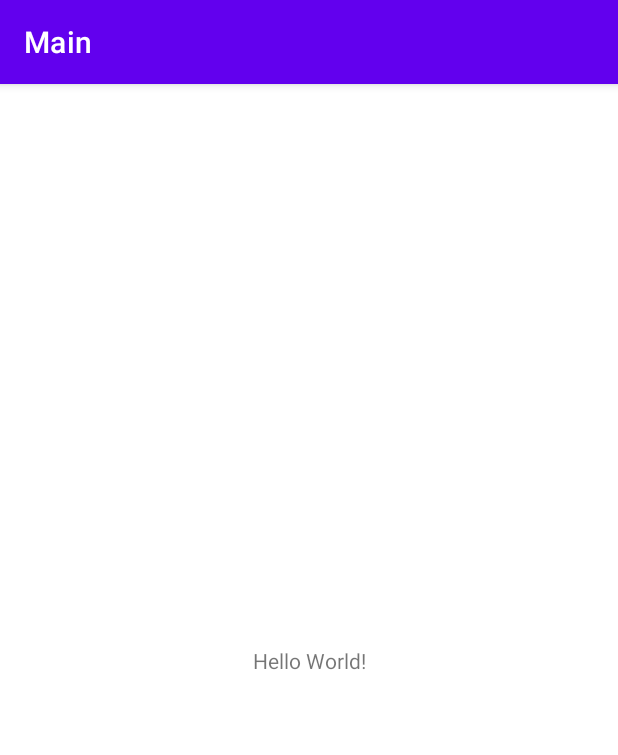
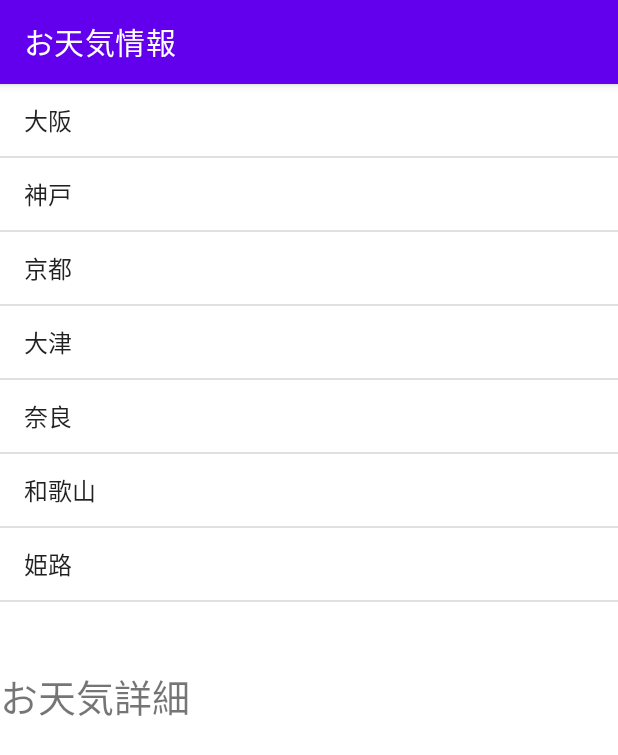
Before and after one commit to mutoxu-N/AndroidPractice, an Android app: the screen it shows after launch (MainActivity), on a phone screen of 412 x 824 dp. Shown: the top 755 px of the screen. Run offline under Robolectric (Android 15) with nearby library versions, the phone set to English and light mode, and no system bars.

Commit message:
lesson11-1

```diff
--- a/app/src/main/AndroidManifest.xml
+++ b/app/src/main/AndroidManifest.xml
@@ -3,6 +3,8 @@
     xmlns:tools="http://schemas.android.com/tools"
     package="com.github.main">
 
+    <uses-permission android:name="android.permission.INTERNET" />
+    <uses-permission android:name="android.permission.ACCESS_NETWORK_STATE" />
     <application
         android:allowBackup="true"
         android:dataExtractionRules="@xml/data_extraction_rules"
--- a/app/src/main/java/com/github/main/MainActivity.kt
+++ b/app/src/main/java/com/github/main/MainActivity.kt
@@ -2,10 +2,147 @@ package com.github.main
 
 import androidx.appcompat.app.AppCompatActivity
 import android.os.Bundle
+import android.os.Handler
+import android.renderscript.ScriptGroup
+import android.util.Log
+import android.view.View
+import android.widget.AdapterView
+import android.widget.ListView
+import android.widget.SimpleAdapter
+import android.widget.TextView
+import androidx.annotation.UiThread
+import androidx.annotation.WorkerThread
+import androidx.core.os.HandlerCompat
+import org.json.JSONObject
+import java.io.BufferedReader
+import java.io.InputStream
+import java.io.InputStreamReader
+import java.lang.StringBuilder
+import java.net.HttpURLConnection
+import java.net.SocketTimeoutException
+import java.net.URL
+import java.util.concurrent.Executors
 
 class MainActivity : AppCompatActivity() {
+
+    companion object {
+        private const val DEBUG_TAG = "AsyncSample"
+        private const val WEATHERINFO_URL = "https://api.openweathermap.org/data/2.5/weather?lang=ja"
+        private const val APP_ID = ""
+    }
+
+    private var _list: MutableList<MutableMap<String, String>> = mutableListOf()
+
     override fun onCreate(savedInstanceState: Bundle?) {
         super.onCreate(savedInstanceState)
         setContentView(R.layout.activity_main)
+
+        _list = createList()
+        val lvCityList = findViewById<ListView>(R.id.lvCityList)
+        val from = arrayOf("name")
+        val to = intArrayOf(android.R.id.text1)
+        val adapter = SimpleAdapter(this@MainActivity, _list, android.R.layout.simple_list_item_1, from, to)
+        lvCityList.adapter = adapter
+        lvCityList.onItemClickListener = ListItemClickListener()
+
+    }
+
+    private fun createList(): MutableList<MutableMap<String, String>> {
+        var list: MutableList<MutableMap<String, String>> = mutableListOf()
+        list.add(mutableMapOf("name" to "大阪", "q" to "Osaka"))
+        list.add(mutableMapOf("name" to "神戸", "q" to "Kobe"))
+        list.add(mutableMapOf("name" to "京都", "q" to "Kyoto"))
+        list.add(mutableMapOf("name" to "大津", "q" to "Otsu"))
+        list.add(mutableMapOf("name" to "奈良", "q" to "Nara"))
+        list.add(mutableMapOf("name" to "和歌山", "q" to "Wakayama"))
+        list.add(mutableMapOf("name" to "姫路", "q" to "Himeji"))
+
+        return list
+    }
+
+    @UiThread
+    private fun receiveWeatherInfo(urlFull: String) {
+        val handler = HandlerCompat.createAsync(mainLooper)
+        val backgroundReceiver = WeatherInfoBackgroundReceiver(handler, urlFull)
+        val executeService = Executors.newSingleThreadExecutor()
+        executeService.submit(backgroundReceiver)
+    }
+
+    private inner class WeatherInfoBackgroundReceiver(handler: Handler, url: String): Runnable {
+        private val _handler = handler
+        private val _url = url
+
+        @WorkerThread
+        override fun run() {
+            var result = ""
+            val url = URL(_url)
+            val con = url.openConnection() as? HttpURLConnection
+            con?.let {
+                try {
+                    it.connectTimeout = 1000
+                    it.readTimeout = 1000
+                    it.requestMethod = "GET"
+                    it.connect()
+
+                    val stream = it.inputStream
+                    result = is2String(stream)
+                    stream.close()
+                } catch (ex: SocketTimeoutException) {
+                    Log.w(DEBUG_TAG, "通信タイムアウト", ex)
+                }
+                it.disconnect()
+            }
+
+            val postExecutor = WeatherInfoPostExecutor(result)
+            _handler.post(postExecutor)
+        }
+
+        private fun is2String(stream: InputStream): String {
+            val sb = StringBuilder()
+            val reader = BufferedReader(InputStreamReader(stream, "UTF-8"))
+            var line = reader.readLine()
+            while(line != null) {
+                sb.append(line)
+                line = reader.readLine()
+            }
+            reader.close()
+            return sb.toString()
+        }
+    }
+
+    private inner class WeatherInfoPostExecutor(result: String): Runnable {
+        private val _result = result
+
+        @UiThread
+        override fun run() {
+            val rootJson = JSONObject(_result)
+            val cityName = rootJson.getString("name")
+            val coordJSON = rootJson.getJSONObject("coord")
+            val latitude = coordJSON.getString("lat")
+            val longitude = coordJSON.getString("lon")
+            val weatherJSONArray = rootJson.getJSONArray("weather")
+            val weatherJSON = weatherJSONArray.getJSONObject(0)
+            val weather = weatherJSON.getString("description")
+            val telop = "${cityName}の天気"
+            val desc = "現在は${weather}です。\n井戸は${latitude}度で経度は${longitude}度です。"
+            val tvWeatherTelop = findViewById<TextView>(R.id.tvWeatherTelop)
+            val tvWeatherDesc = findViewById<TextView>(R.id.tvWeatherDesc)
+            tvWeatherTelop.text = telop
+            tvWeatherDesc.text = desc
+        }
+
+    }
+
+    private inner class ListItemClickListener: AdapterView.OnItemClickListener {
+        override fun onItemClick(parent: AdapterView<*>, view: View?, pos: Int, id: Long) {
+            val item = _list.get(pos)
+            val q = item.get("q")
+            q?.let {
+                val urlFull = "$WEATHERINFO_URL&q=$q&appid=$APP_ID"
+                receiveWeatherInfo(urlFull)
+            }
+
+        }
+
     }
 }
--- a/app/src/main/res/layout/activity_main.xml
+++ b/app/src/main/res/layout/activity_main.xml
@@ -1,18 +1,41 @@
 <?xml version="1.0" encoding="utf-8"?>
-<androidx.constraintlayout.widget.ConstraintLayout xmlns:android="http://schemas.android.com/apk/res/android"
-    xmlns:app="http://schemas.android.com/apk/res-auto"
-    xmlns:tools="http://schemas.android.com/tools"
+<LinearLayout
+    xmlns:android="http://schemas.android.com/apk/res/android"
     android:layout_width="match_parent"
     android:layout_height="match_parent"
-    tools:context=".MainActivity">
+    android:orientation="vertical">
 
-    <TextView
-        android:layout_width="wrap_content"
-        android:layout_height="wrap_content"
-        android:text="Hello World!"
-        app:layout_constraintBottom_toBottomOf="parent"
-        app:layout_constraintEnd_toEndOf="parent"
-        app:layout_constraintStart_toStartOf="parent"
-        app:layout_constraintTop_toTopOf="parent" />
+    <ListView
+        android:id="@+id/lvCityList"
+        android:layout_width="match_parent"
+        android:layout_height="0dp"
+        android:layout_weight="0.5" />
 
-</androidx.constraintlayout.widget.ConstraintLayout>
+    <LinearLayout
+        android:layout_width="match_parent"
+        android:layout_height="0dp"
+        android:layout_marginTop="10dp"
+        android:layout_weight="0.5"
+        android:orientation="vertical">
+
+        <TextView
+            android:layout_width="match_parent"
+            android:layout_height="wrap_content"
+            android:layout_marginBottom="10dp"
+            android:text="@string/tv_winfo_title"
+            android:textSize="25sp" />
+
+        <TextView
+            android:id="@+id/tvWeatherTelop"
+            android:layout_width="match_parent"
+            android:layout_height="wrap_content"
+            android:layout_marginBottom="8dp"
+            android:textSize="20sp" />
+
+        <TextView
+            android:id="@+id/tvWeatherDesc"
+            android:layout_width="match_parent"
+            android:layout_height="wrap_content"
+            android:textSize="15sp" />
+    </LinearLayout>
+</LinearLayout>
--- a/app/src/main/res/values/strings.xml
+++ b/app/src/main/res/values/strings.xml
@@ -1,3 +1,4 @@
 <resources>
-    <string name="app_name">Main</string>
+    <string name="app_name">お天気情報</string>
+    <string name="tv_winfo_title">お天気詳細</string>
 </resources>
```
